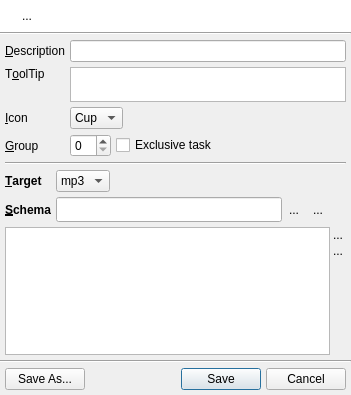
Old version of the form uman/src/plugins/shared/QUTaskDialog.ui in the repository UltraStar-Deluxe/UltraStar-Manager.
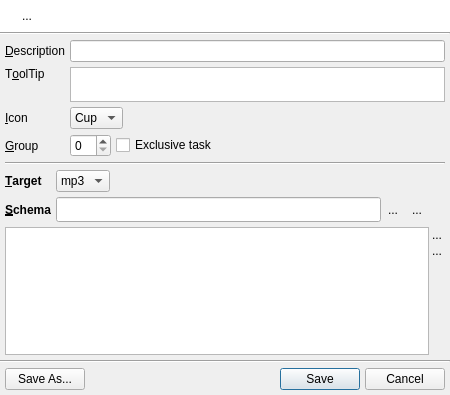
New version of the form. Icons and pictures are not drawn. Custom widgets are drawn as their Qt base class.

Patch:
```diff
--- a/uman/src/plugins/shared/QUTaskDialog.ui
+++ b/uman/src/plugins/shared/QUTaskDialog.ui
@@ -1,11 +1,11 @@
 <ui version="4.0" >
  <class>QUTaskDialog</class>
- <widget class="QDialog" name="QUTaskDialog" >
-  <property name="geometry" >
+ <widget class="QDialog" name="QUTaskDialog">
+  <property name="geometry">
    <rect>
     <x>0</x>
     <y>0</y>
-    <width>351</width>
+    <width>450</width>
     <height>395</height>
    </rect>
   </property>
```
Left out of the diff: 371 changed lines with no effect on the pictures.
